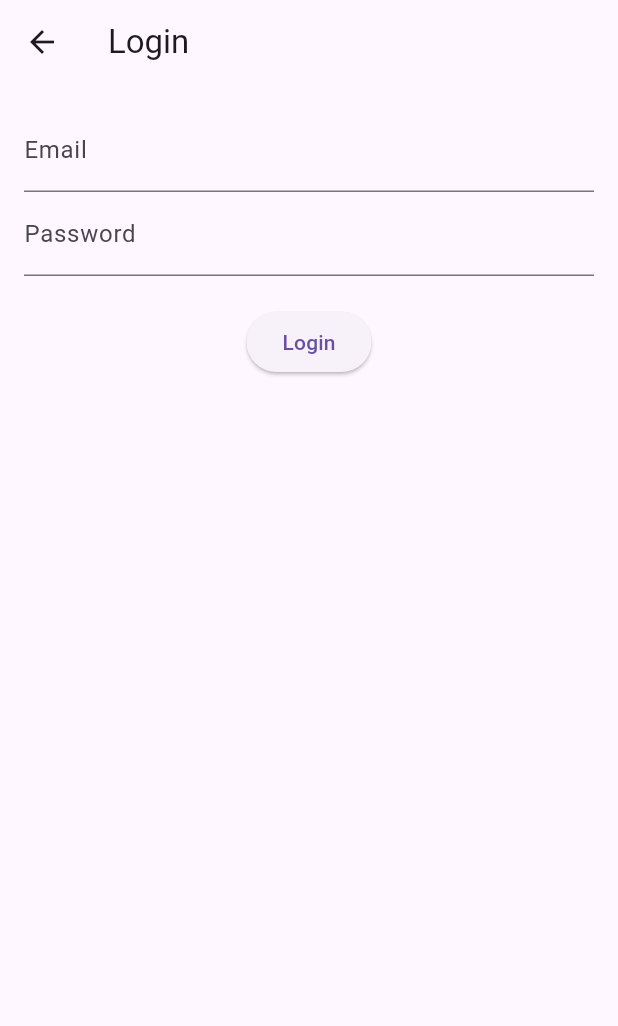
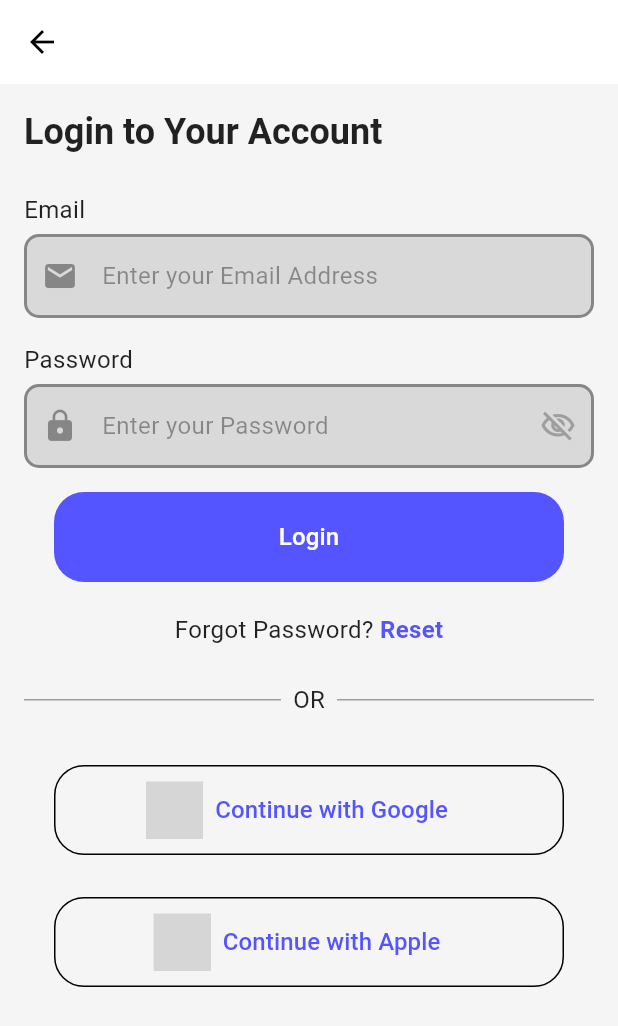
Before and after one commit to Trexxo-in/Trexxo-client, a Flutter app: the screen it shows after launch, after a tap on "Login", on a phone screen of 412 x 824 dp. Shown: the top 1026 px of the screen. Run offline on Flutter 3.47's test engine with Material 3 defaults, Android fonts, the phone set to English and light mode, and no system bars; our stand-ins replace firebase_auth, firebase_core, flutter_bloc, google_fonts, hydrated_bloc, icons_plus; accounts and stored records are empty; grey boxes are pictures that could not be loaded.

Commit message:
added login page

```diff
--- a/lib/cubits/theme_cubit.dart
+++ b/lib/cubits/theme_cubit.dart
@@ -2,12 +2,13 @@ import 'package:flutter/material.dart';
 import 'package:hydrated_bloc/hydrated_bloc.dart';
 
 class ThemeCubit extends HydratedCubit<ThemeMode> {
-  ThemeCubit() : super(ThemeMode.light);
+  ThemeCubit() : super(ThemeMode.system);
 
   void toggleTheme(bool isDark) {
     emit(isDark ? ThemeMode.dark : ThemeMode.light);
   }
 
+  void setSystemTheme() => emit(ThemeMode.system);
   void setLightTheme() => emit(ThemeMode.light);
   void setDarkTheme() => emit(ThemeMode.dark);
 
@@ -17,7 +18,7 @@ class ThemeCubit extends HydratedCubit<ThemeMode> {
     if (index != null && index >= 0 && index < ThemeMode.values.length) {
       return ThemeMode.values[index];
     }
-    return ThemeMode.light;
+    return ThemeMode.system; // fallback
   }
 
   @override
--- a/lib/main.dart
+++ b/lib/main.dart
@@ -9,6 +9,7 @@ import 'package:trexxo_mobility/blocs/auth/auth_state.dart';
 import 'package:trexxo_mobility/screens/auth/auth_screen.dart';
 import 'package:trexxo_mobility/screens/home/home_screen.dart';
 import 'package:trexxo_mobility/services/auth_service.dart';
+import 'package:trexxo_mobility/utils/theme.dart';
 
 import 'firebase_options.dart';
 import 'constants.dart';
@@ -56,9 +57,9 @@ class MyApp extends StatelessWidget {
       builder: (context, themeMode) {
         return MaterialApp(
           title: StringConstants.appFullName,
-          theme: ThemeData.light(),
-          darkTheme: ThemeData.dark(),
-          themeMode: themeMode,
+          theme: lightTheme,
+          darkTheme: darkTheme,
+          themeMode: ThemeMode.system,
           debugShowCheckedModeBanner: false,
           home: BlocBuilder<AuthBloc, AuthState>(
             builder: (context, state) {
--- a/lib/screens/auth/auth_screen.dart
+++ b/lib/screens/auth/auth_screen.dart
@@ -1,35 +1,92 @@
 import 'package:flutter/material.dart';
+import 'package:icons_plus/icons_plus.dart';
 import 'package:trexxo_mobility/screens/auth/login_screen.dart';
 import 'package:trexxo_mobility/screens/auth/register_screen.dart';
+import 'package:trexxo_mobility/widgets/custom_dividers.dart';
+import 'package:trexxo_mobility/widgets/custom_text_buttons.dart';
 
 class AuthScreen extends StatelessWidget {
-  const AuthScreen({Key? key}) : super(key: key);
+  const AuthScreen({super.key});
 
   @override
   Widget build(BuildContext context) {
+    final theme = Theme.of(context);
+    // final brightness = MediaQuery.of(context).platformBrightness;
+
     return Scaffold(
-      appBar: AppBar(title: const Text('Welcome')),
-      body: Center(
-        child: Column(
-          mainAxisSize: MainAxisSize.min,
-          children: [
-            ElevatedButton(
-              child: const Text('Login'),
-              onPressed:
-                  () => Navigator.push(
-                    context,
-                    MaterialPageRoute(builder: (_) => const LoginScreen()),
+      body: SafeArea(
+        child: Padding(
+          padding: const EdgeInsets.symmetric(horizontal: 24, vertical: 32),
+          child: Column(
+            crossAxisAlignment: CrossAxisAlignment.center,
+            children: [
+              Image.asset('assets/images/logo_name_column.png', width: 250),
+              const SizedBox(height: 20),
+              Row(
+                mainAxisAlignment: MainAxisAlignment.center,
+                children: [
+                  Text(
+                    'Your Journey, ',
+                    style: theme.textTheme.headlineSmall?.copyWith(
+                      fontWeight: FontWeight.bold,
+                      color: theme.textTheme.bodySmall?.color,
+                    ),
                   ),
-            ),
-            ElevatedButton(
-              child: const Text('Register'),
-              onPressed:
-                  () => Navigator.push(
+                  Text(
+                    'Your Rules',
+                    style: theme.textTheme.headlineSmall?.copyWith(
+                      fontWeight: FontWeight.bold,
+                      color: Color(0xFF5555ff),
+                    ),
+                  ),
+                ],
+              ),
+              const SizedBox(height: 30),
+              Column(
+                crossAxisAlignment: CrossAxisAlignment.stretch,
+                children: [
+                  SocialLoginButtons(
+                    icon: Brand(Brands.google),
+                    label: 'Continue with Google',
+                    onPressed: () {
+                      // Handle Google login
+                    },
+                  ),
+                  const SizedBox(height: 12),
+                  SocialLoginButtons(
+                    icon: Brand(Brands.apple_brand),
+                    label: 'Continue with Apple',
+                    onPressed: () {
+                      // Handle Apple login
+                    },
+                  ),
+                  const SizedBox(height: 24),
+                  buildDividerWithText('OR'),
+                  const SizedBox(height: 16),
+                  AuthButton(
+                    label: 'Login',
+                    onPressed: () {
+                      Navigator.push(
+                        context,
+                        MaterialPageRoute(builder: (_) => const LoginScreen()),
+                      );
+                    },
+                  ),
+                ],
+              ),
+              const SizedBox(height: 24),
+              ClickableTextSpanRow(
+                text: "Don't have an account? ",
+                actionText: "Register now!",
+                onTap: () {
+                  Navigator.push(
                     context,
                     MaterialPageRoute(builder: (_) => const RegisterScreen()),
-                  ),
-            ),
-          ],
+                  );
+                },
+              ),
+            ],
+          ),
         ),
       ),
     );
--- a/lib/screens/auth/login_screen.dart
+++ b/lib/screens/auth/login_screen.dart
@@ -1,8 +1,13 @@
 import 'package:flutter/material.dart';
 import 'package:flutter_bloc/flutter_bloc.dart';
+import 'package:icons_plus/icons_plus.dart';
 import 'package:trexxo_mobility/blocs/auth/auth_bloc.dart';
 import 'package:trexxo_mobility/blocs/auth/auth_event.dart';
 import 'package:trexxo_mobility/services/auth_service.dart';
+import 'package:trexxo_mobility/utils/validators.dart';
+import 'package:trexxo_mobility/widgets/custom_dividers.dart';
+import 'package:trexxo_mobility/widgets/custom_text_buttons.dart';
+import 'package:trexxo_mobility/widgets/custom_text_fields.dart';
 
 class LoginScreen extends StatefulWidget {
   const LoginScreen({Key? key}) : super(key: key);
@@ -12,64 +17,42 @@ class LoginScreen extends StatefulWidget {
 }
 
 class _LoginScreenState extends State<LoginScreen> {
-  final _formKey = GlobalKey<FormState>();
-  String email = '', password = '';
+  final _emailController = TextEditingController();
+  final _passController = TextEditingController();
   bool loading = false;
+  bool obscureText = true;
   String? error;
 
   @override
-  Widget build(BuildContext context) {
-    final authService = RepositoryProvider.of<AuthService>(context);
+  void dispose() {
+    _emailController.dispose();
+    _passController.dispose();
+    super.dispose();
+  }
 
-    return Scaffold(
-      appBar: AppBar(title: const Text('Login')),
-      body: Padding(
-        padding: const EdgeInsets.all(16),
-        child:
-            loading
-                ? const Center(child: CircularProgressIndicator())
-                : Form(
-                  key: _formKey,
-                  child: Column(
-                    children: [
-                      TextFormField(
-                        decoration: const InputDecoration(labelText: 'Email'),
-                        validator:
-                            (val) =>
-                                val != null && val.contains('@')
-                                    ? null
-                                    : 'Enter valid email',
-                        onChanged: (val) => email = val,
-                      ),
-                      TextFormField(
-                        decoration: const InputDecoration(
-                          labelText: 'Password',
-                        ),
-                        obscureText: true,
-                        validator:
-                            (val) =>
-                                val != null && val.length >= 6
-                                    ? null
-                                    : '6+ chars required',
-                        onChanged: (val) => password = val,
-                      ),
-                      const SizedBox(height: 20),
-                      if (error != null)
-                        Text(error!, style: const TextStyle(color: Colors.red)),
-                      ElevatedButton(
-                        onPressed: () async {
-                          if (_formKey.currentState!.validate()) {
+  void _login(AuthService authService) async {
+    final email = _emailController.text.trim();
+    final password = _passController.text;
+
+    final emailError = emailValidator(email);
+    if (emailError != null) {
+      setState(() => error = emailError);
+      return;
+    }
+
+    if (password.isEmpty) {
+      setState(() => error = 'Password cannot be empty');
+      return;
+    }
+
     setState(() {
       loading = true;
       error = null;
     });
 
     try {
-                              final user = await authService.signIn(
-                                email: email,
-                                password: password,
-                              );
-                              if (user != null) {
+      final user = await authService.signIn(email: email, password: password);
+      if (user != null && mounted) {
         context.read<AuthBloc>().add(LoggedIn());
         Navigator.pop(context);
       }
@@ -80,11 +63,111 @@ class _LoginScreenState extends State<LoginScreen> {
       });
     }
   }
-                        },
-                        child: const Text('Login'),
+
+  @override
+  Widget build(BuildContext context) {
+    final authService = RepositoryProvider.of<AuthService>(context);
+
+    return Scaffold(
+      appBar: AppBar(),
+      body: SingleChildScrollView(
+        padding: const EdgeInsets.all(16),
+        child: Column(
+          crossAxisAlignment: CrossAxisAlignment.center,
+          children: [
+            Row(
+              mainAxisAlignment: MainAxisAlignment.start,
+              children: [
+                Text(
+                  'Login to Your Account',
+                  style: Theme.of(context).textTheme.headlineSmall?.copyWith(
+                    fontWeight: FontWeight.bold,
+                  ),
                 ),
               ],
             ),
+            const SizedBox(height: 24),
+
+            // Email Field
+            CustomTextField(
+              label: 'Email',
+              hintText: 'Enter your Email Address',
+              controller: _emailController,
+              keyboardType: TextInputType.emailAddress,
+              prefixIcon: Icons.email,
+            ),
+            const SizedBox(height: 16),
+
+            // Password Field
+            CustomTextField(
+              label: 'Password',
+              hintText: 'Enter your Password',
+              controller: _passController,
+              keyboardType: TextInputType.visiblePassword,
+              prefixIcon: Icons.lock,
+              obscureText: obscureText,
+              suffixIcon: IconButton(
+                icon: Icon(
+                  obscureText
+                      ? Icons.visibility_off_outlined
+                      : Icons.remove_red_eye_outlined,
+                ),
+                onPressed: () {
+                  setState(() => obscureText = !obscureText);
+                },
+              ),
+            ),
+            const SizedBox(height: 16),
+
+            if (error != null)
+              Padding(
+                padding: const EdgeInsets.only(bottom: 10),
+                child: Text(error!, style: const TextStyle(color: Colors.red)),
+              ),
+
+            // Login Button
+            AuthButton(
+              onPressed: () => _login(authService),
+              label: loading ? 'Logging in...' : 'Login',
+            ),
+            const SizedBox(height: 20),
+
+            // Forgot Password
+            Row(
+              mainAxisAlignment: MainAxisAlignment.center,
+              children: [
+                ClickableTextSpanRow(
+                  text: 'Forgot Password? ',
+                  actionText: 'Reset',
+                  onTap: () {
+                    // Reset password logic
+                  },
+                ),
+              ],
+            ),
+            const SizedBox(height: 24),
+
+            // Divider
+            buildDividerWithText('OR'),
+            const SizedBox(height: 24),
+
+            // Social Login Buttons
+            SocialLoginButtons(
+              icon: Brand(Brands.google),
+              label: 'Continue with Google',
+              onPressed: () {
+                // Google login logic
+              },
+            ),
+            const SizedBox(height: 12),
+            SocialLoginButtons(
+              icon: Brand(Brands.apple_brand),
+              label: 'Continue with Apple',
+              onPressed: () {
+                // Apple login logic
+              },
+            ),
+          ],
         ),
       ),
     );
--- a/lib/screens/home/home_screen.dart
+++ b/lib/screens/home/home_screen.dart
@@ -8,8 +8,12 @@ class HomeScreen extends StatelessWidget {
 
   @override
   Widget build(BuildContext context) {
-    final themeCubit = context.watch<ThemeCubit>();
-    final isDark = themeCubit.state == ThemeMode.dark;
+    final themeMode = context.watch<ThemeCubit>().state;
+    final brightness = MediaQuery.of(context).platformBrightness;
+    final isDark =
+        themeMode == ThemeMode.system
+            ? brightness == Brightness.dark
+            : themeMode == ThemeMode.dark;
 
     return Scaffold(
       appBar: AppBar(
--- a/lib/screens/profile/profile_screen.dart
+++ b/lib/screens/profile/profile_screen.dart
@@ -15,7 +15,7 @@ class ProfileScreen extends StatelessWidget {
           child: const Text('Logout'),
           onPressed: () {
             context.read<AuthBloc>().add(LoggedOut());
-            // Navigator.popUntil(context, (route) => route.isFirst);
+            Navigator.popUntil(context, (route) => route.isFirst);
           },
         ),
       ),
--- /dev/null
+++ b/lib/utils/theme.dart
@@ -0,0 +1,105 @@
+import 'package:flutter/material.dart';
+
+const primaryColor = Color(0xFF5555FF);
+const backgroundLight = Color(0xFFF5F5F5);
+const backgroundDark = Color(0xFF121212);
+
+ThemeData lightTheme = ThemeData(
+  brightness: Brightness.light,
+  primaryColor: primaryColor,
+  scaffoldBackgroundColor: backgroundLight,
+  colorScheme: ColorScheme.light(
+    primary: primaryColor,
+    secondary: primaryColor,
+
+    onPrimary: Colors.white,
+    onSecondary: Colors.white,
+  ),
+  appBarTheme: AppBarTheme(
+    backgroundColor: Colors.white,
+    elevation: 0,
+    foregroundColor: Colors.black,
+    titleTextStyle: TextStyle(
+      color: Colors.black,
+      fontSize: 20,
+      fontWeight: FontWeight.bold,
+    ),
+  ),
+  textTheme: const TextTheme(
+    bodyMedium: TextStyle(color: Colors.black87, fontSize: 16),
+    headlineSmall: TextStyle(color: Colors.black87, fontSize: 24),
+  ),
+  filledButtonTheme: FilledButtonThemeData(
+    style: ButtonStyle(
+      backgroundColor: WidgetStateProperty.all(primaryColor),
+      foregroundColor: WidgetStateProperty.all(Colors.white),
+      shape: WidgetStateProperty.all(
+        RoundedRectangleBorder(borderRadius: BorderRadius.circular(20)),
+      ),
+    ),
+  ),
+  outlinedButtonTheme: OutlinedButtonThemeData(
+    style: OutlinedButton.styleFrom(
+      side: const BorderSide(color: Colors.black),
+      shape: RoundedRectangleBorder(borderRadius: BorderRadius.circular(20)),
+    ),
+  ),
+  inputDecorationTheme: InputDecorationTheme(
+    filled: true,
+    fillColor: Colors.white,
+    border: OutlineInputBorder(borderRadius: BorderRadius.circular(16)),
+    prefixIconColor: Colors.grey,
+    suffixIconColor: Colors.grey,
+    labelStyle: TextStyle(color: Colors.black),
+  ),
+);
+
+ThemeData darkTheme = ThemeData(
+  brightness: Brightness.dark,
+  primaryColor: primaryColor,
+  scaffoldBackgroundColor: backgroundDark,
+  colorScheme: ColorScheme.dark(
+    primary: primaryColor,
+    secondary: primaryColor,
+    background: backgroundDark,
+    onPrimary: Colors.white,
+    onSecondary: Colors.white,
+  ),
+  appBarTheme: AppBarTheme(
+    backgroundColor: backgroundDark,
+    elevation: 0,
+    foregroundColor: Colors.white,
+    titleTextStyle: TextStyle(
+      color: Colors.white,
+      fontSize: 20,
+      fontWeight: FontWeight.bold,
+    ),
+  ),
+  textTheme: const TextTheme(
+    bodyMedium: TextStyle(color: Colors.white70, fontSize: 16),
+    headlineSmall: TextStyle(color: Colors.white, fontSize: 24),
+  ),
+  filledButtonTheme: FilledButtonThemeData(
+    style: ButtonStyle(
+      backgroundColor: WidgetStateProperty.all(primaryColor),
+      foregroundColor: WidgetStateProperty.all(Colors.white),
+      shape: WidgetStateProperty.all(
+        RoundedRectangleBorder(borderRadius: BorderRadius.circular(20)),
+      ),
+    ),
+  ),
+  outlinedButtonTheme: OutlinedButtonThemeData(
+    style: OutlinedButton.styleFrom(
+      side: const BorderSide(color: Colors.white),
+      shape: RoundedRectangleBorder(borderRadius: BorderRadius.circular(20)),
+    ),
+  ),
+  inputDecorationTheme: InputDecorationTheme(
+    filled: true,
+    fillColor: const Color(0xFF1E1E1E),
+    border: OutlineInputBorder(borderRadius: BorderRadius.circular(16)),
+    prefixIconColor: Colors.white70,
+    suffixIconColor: Colors.white70,
+    labelStyle: TextStyle(color: Colors.white),
+  ),
+);
--- /dev/null
+++ b/lib/utils/validators.dart
@@ -0,0 +1,24 @@
+String? emailValidator(String? value) {
+  if (value == null ||
+      !RegExp(
+        r"^[a-zA-Z0-9._%+-]+@[a-zA-Z0-9.-]+\.[a-zA-Z]{2,}$",
+      ).hasMatch(value)) {
+    return 'Please enter a valid email.';
+  }
+  return null;
+}
+
+String? passValidator(String? value) {
+  if (value == null ||
+      !RegExp(
+        r"^(?=.*[A-Z])(?=.*[a-z])(?=.*\d)(?=.*[@$!%*?&])[A-Za-z\d@$!%*?&]{6,}$",
+      ).hasMatch(value)) {
+    return 'Password must have:\n'
+        '- At least 6 characters\n'
+        '- An uppercase letter\n'
+        '- A lowercase letter\n'
+        '- A digit\n'
+        '- A special character';
+  }
+  return null;
+}
--- /dev/null
+++ b/lib/widgets/custom_dividers.dart
@@ -0,0 +1,14 @@
+import 'package:flutter/material.dart';
+
+Widget buildDividerWithText(String text) {
+  return Row(
+    children: [
+      const Expanded(child: Divider(color: Colors.grey)),
+      Padding(
+        padding: const EdgeInsets.symmetric(horizontal: 8.0),
+        child: Text(text, style: const TextStyle(fontSize: 16)),
+      ),
+      const Expanded(child: Divider(color: Colors.grey)),
+    ],
+  );
+}
--- /dev/null
+++ b/lib/widgets/custom_ink_well.dart
@@ -0,0 +1,19 @@
+import 'package:flutter/material.dart';
+
+InkWell customInkWell({
+  required VoidCallback onTap,
+  required Widget child,
+  Color? splashColor,
+  Color? highlightColor,
+  double? borderRadius,
+}) {
+  return InkWell(
+    onTap: onTap,
+    borderRadius: BorderRadius.circular(borderRadius ?? 20.0),
+    splashColor:
+        splashColor ?? Colors.deepOrangeAccent.shade100.withOpacity(0.2),
+    highlightColor:
+        highlightColor ?? Colors.deepOrangeAccent.shade100.withOpacity(0.2),
+    child: child,
+  );
+}
--- /dev/null
+++ b/lib/widgets/custom_text_buttons.dart
@@ -0,0 +1,130 @@
+import 'package:flutter/gestures.dart';
+import 'package:flutter/material.dart';
+
+class SocialLoginButtons extends StatelessWidget {
+  final VoidCallback onPressed;
+  final Widget icon;
+  final String label;
+
+  const SocialLoginButtons({
+    super.key,
+    required this.onPressed,
+    required this.icon,
+    required this.label,
+  });
+
+  @override
+  Widget build(BuildContext context) {
+    return Padding(
+      padding: const EdgeInsets.all(8.0),
+      child: SizedBox(
+        width: 340,
+        height: 60,
+        child: OutlinedButton(
+          style: OutlinedButton.styleFrom(
+            shape: RoundedRectangleBorder(
+              borderRadius: BorderRadius.circular(20),
+            ),
+            side: const BorderSide(),
+            padding: const EdgeInsets.symmetric(horizontal: 16),
+          ),
+          onPressed: onPressed,
+          child: Row(
+            mainAxisAlignment: MainAxisAlignment.center,
+            mainAxisSize: MainAxisSize.min,
+            children: [
+              Padding(
+                padding: const EdgeInsets.symmetric(horizontal: 8.0),
+                child: SizedBox(width: 38, height: 38, child: icon),
+              ),
+              Text(
+                label,
+                textAlign: TextAlign.center,
+                style: const TextStyle(fontSize: 16),
+              ),
+              const Opacity(
+                // Invisible spacer to balance layout
+                opacity: 0,
+                child: SizedBox(
+                  width: 24,
+                  height: 24,
+                  child: Icon(Icons.abc), // same size as icon to keep symmetry
+                ),
+              ),
+            ],
+          ),
+        ),
+      ),
+    );
+  }
+}
+
+class AuthButton extends StatelessWidget {
+  final VoidCallback onPressed;
+  final String label;
+  const AuthButton({super.key, required this.onPressed, required this.label});
+
+  @override
+  Widget build(BuildContext context) {
+    return SizedBox(
+      width: 340,
+      height: 60,
+      child: FilledButton(
+        style: ButtonStyle(
+          shape: WidgetStateProperty.all<RoundedRectangleBorder>(
+            RoundedRectangleBorder(borderRadius: BorderRadius.circular(20)),
+          ),
+          // backgroundColor: WidgetStateProperty.all<Color>(
+          //   const Color(0xFF5555ff),
+          // ),
+        ),
+        onPressed: onPressed,
+        child: Text(label, style: const TextStyle(fontSize: 16)),
+      ),
+    );
+  }
+}
+
+class ClickableTextSpanRow extends StatelessWidget {
+  final String text;
+  final String actionText;
+  final VoidCallback onTap;
+  final TextStyle? textStyle;
+  final TextStyle? actionStyle;
+  final TextAlign textAlign;
+
+  const ClickableTextSpanRow({
+    super.key,
+    required this.text,
+    required this.actionText,
+    required this.onTap,
+    this.textStyle,
+    this.actionStyle,
+    this.textAlign = TextAlign.center,
+  });
+
+  @override
+  Widget build(BuildContext context) {
+    final theme = Theme.of(context);
+
+    return RichText(
+      textAlign: textAlign,
+      text: TextSpan(
+        style: textStyle ?? theme.textTheme.bodyMedium?.copyWith(fontSize: 16),
+        children: [
+          TextSpan(text: text),
+          TextSpan(
+            text: actionText,
+            style:
+                actionStyle ??
+                theme.textTheme.bodyMedium?.copyWith(
+                  fontWeight: FontWeight.bold,
+                  color: const Color(0xFF5555FF),
+                ),
+            recognizer: TapGestureRecognizer()..onTap = onTap,
+          ),
+        ],
+      ),
+    );
+  }
+}
--- /dev/null
+++ b/lib/widgets/custom_text_fields.dart
@@ -0,0 +1,79 @@
+import 'package:flutter/material.dart';
+import 'package:flutter/services.dart';
+
+class CustomTextField extends StatelessWidget {
+  final String label;
+  final String hintText;
+  final TextEditingController controller;
+  final String? Function(String?)? validator;
+  final TextInputType? keyboardType;
+  final List<TextInputFormatter>? inputFormatters;
+  final IconData? prefixIcon;
+  final Widget? suffixIcon;
+  final bool obscureText;
+
+  const CustomTextField({
+    super.key,
+    required this.label,
+    required this.hintText,
+    required this.controller,
+    this.validator,
+    this.keyboardType,
+    this.inputFormatters,
+    this.prefixIcon,
+    this.obscureText = false,
+    this.suffixIcon,
+  });
+
+  @override
+  Widget build(BuildContext context) {
+    final isLight =
+        MediaQuery.of(context).platformBrightness == Brightness.light;
+    final borderColor = isLight ? Colors.black38 : Colors.white38;
+    final focusedBorderColor = isLight ? Colors.black54 : Colors.white54;
+    final backgroundColor =
+        isLight ? const Color(0xFFD9D9D9) : const Color(0x3DD9D9D9);
+
+    return Column(
+      crossAxisAlignment: CrossAxisAlignment.start,
+      children: [
+        Text(label),
+        const SizedBox(height: 5),
+        TextFormField(
+          controller: controller,
+          validator: validator,
+          keyboardType: keyboardType,
+          inputFormatters: inputFormatters,
+          obscureText: obscureText,
+          autocorrect: true,
+          decoration: InputDecoration(
+            hintText: hintText,
+            hintStyle: Theme.of(
+              context,
+            ).textTheme.bodyMedium?.copyWith(color: borderColor),
+            labelStyle: Theme.of(context).textTheme.bodyMedium,
+            prefixIcon:
+                prefixIcon != null
+                    ? Icon(prefixIcon, color: borderColor)
+                    : null,
+            suffixIcon: suffixIcon,
+            filled: true,
+            fillColor: backgroundColor,
+            border: OutlineInputBorder(
+              borderSide: BorderSide(color: borderColor, width: 2),
+              borderRadius: BorderRadius.circular(10),
+            ),
+            focusedBorder: OutlineInputBorder(
+              borderSide: BorderSide(color: focusedBorderColor, width: 2),
+              borderRadius: BorderRadius.circular(10),
+            ),
+            enabledBorder: OutlineInputBorder(
+              borderSide: BorderSide(color: borderColor, width: 2),
+              borderRadius: BorderRadius.circular(10),
+            ),
+          ),
+        ),
+      ],
+    );
+  }
+}
--- a/pubspec.yaml
+++ b/pubspec.yaml
@@ -23,6 +23,7 @@ dependencies:
   hydrated_bloc: ^10.0.0
   path_provider: ^2.1.5
   firebase_auth: ^5.5.4
+  icons_plus: ^5.0.0
 
 dev_dependencies:
   flutter_test:
```
Also changed, not shown: pubspec.lock, 1 other file. Lines whose indentation alone changed are shown as unchanged.
